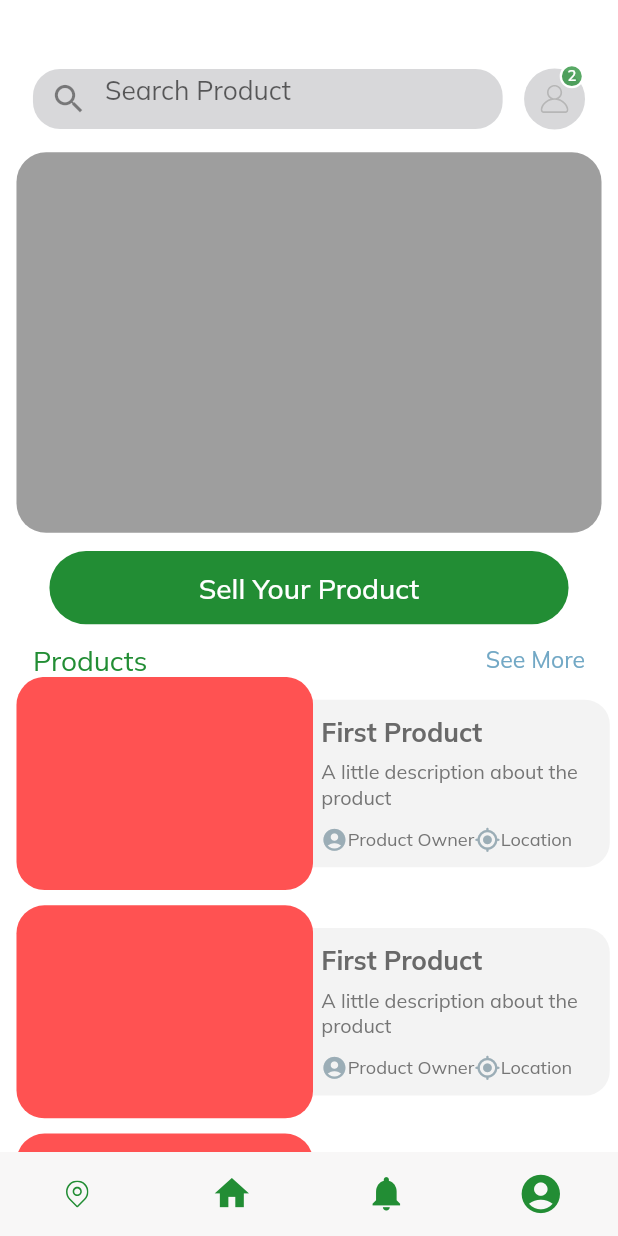
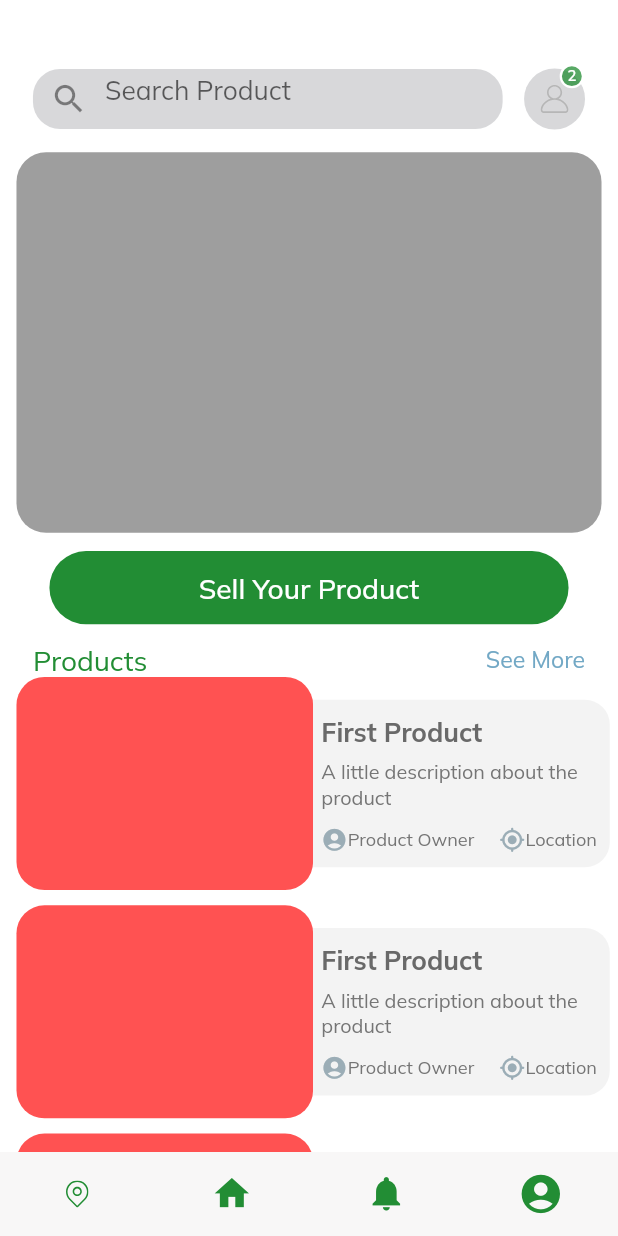
Before and after one commit to supa-modo/FlutterAppProject-4.0, a Flutter app: the HomeScreen screen opened by its route, on a phone screen of 412 x 824 dp. Run offline on Flutter 3.47's test engine with Material 2 defaults, Android fonts, the light colour scheme and no system bars; our stand-ins replace dots_indicator, firebase_auth, firebase_core, flutter_svg, image_picker; accounts and stored records are empty.

Commit message:
Solved the home screen errors and added a product details screen

```diff
--- a/teamp_app/lib/main.dart
+++ b/teamp_app/lib/main.dart
@@ -5,6 +5,7 @@ import 'package:teamp_app/constants.dart';
 import 'package:teamp_app/routes.dart';
 import 'package:teamp_app/screens/SignInScreen/signInScreen.dart';
 import 'package:teamp_app/screens/onBoardingScreen/onboardingScreen.dart';
+import 'package:teamp_app/screens/productDetailsScreen/productDetailsScreen.dart';
 import 'package:teamp_app/screens/profileScreen/profileScreen.dart';
 import 'package:teamp_app/theme.dart';
 
@@ -25,9 +26,9 @@ class MyApp extends StatelessWidget {
       title: 'Flutter Demo',
       theme: theme(),
       // home: OnboardingScreen(),
-      // home: SignInScreen(),
+      //home: ProductDetails(),
       initialRoute: OnboardingScreen.routeName,
-      // initialRoute: ProfileScreen.routeName,
+      //initialRoute: ProfileScreen.routeName,
       // initialRoute: SignInScreen.routeName,
       routes: routes,
     );
--- a/teamp_app/lib/routes.dart
+++ b/teamp_app/lib/routes.dart
@@ -4,6 +4,7 @@ import 'package:teamp_app/screens/SignInScreen/signInScreen.dart';
 import 'package:teamp_app/screens/forgotPasswordSreen/forgotPassword.dart';
 import 'package:teamp_app/screens/homeScreen/homeScreen.dart';
 import 'package:teamp_app/screens/onBoardingScreen/onboardingScreen.dart';
+import 'package:teamp_app/screens/productDetailsScreen/productDetailsScreen.dart';
 import 'package:teamp_app/screens/profileScreen/profileScreen.dart';
 import 'package:teamp_app/screens/signUpScreen2/signUp.dart';
 import 'package:teamp_app/screens/signUpscreen1/signUpscreen1.dart';
@@ -17,4 +18,5 @@ final Map<String, WidgetBuilder> routes = {
   HomeScreen.routeName: (context) => HomeScreen(),
   ProfileScreen.routeName: (context) => ProfileScreen(),
   ImageViewScreen.routeName: (context) => ImageViewScreen(),
+  ProductDetails.routeName: (context) => ProductDetails(),
 };
--- a/teamp_app/lib/screens/homeScreen/components/itemsView.dart
+++ b/teamp_app/lib/screens/homeScreen/components/itemsView.dart
@@ -48,9 +48,8 @@ class _ItemsViewState extends State<ItemsView> {
           pressed: () {},
         ),
         // SizedBox(height: getScreenHeight(1)),
-        Container(
-          height: getScreenHeight(700),
-          child: ListView.builder(
+          ListView.builder(
+            shrinkWrap: true,
               physics: NeverScrollableScrollPhysics(),
               itemCount: 10,
               itemBuilder: ((context, index) {
@@ -102,7 +101,7 @@ class _ItemsViewState extends State<ItemsView> {
                               children: [
                                 Icon(Icons.account_circle_rounded, color: Color.fromARGB(255, 155, 173, 182), size: getScreenWidth(16),),
                                 Text("Product Owner", style: TextStyle(fontSize: getScreenWidth(11))),
-
+                                SizedBox(width: getScreenWidth(15)),
                                 Icon(Icons.gps_fixed_rounded, color: Color.fromARGB(255, 155, 173, 182), size: getScreenWidth(16),),
                                 Text("Location", style: TextStyle(fontSize: getScreenWidth(11))),
                               ]
@@ -114,7 +113,6 @@ class _ItemsViewState extends State<ItemsView> {
                   ]),
                 );
               })),
-        ),
       ]),
     );
   }
--- a/teamp_app/lib/screens/homeScreen/homeScreen.dart
+++ b/teamp_app/lib/screens/homeScreen/homeScreen.dart
@@ -7,6 +7,7 @@ import 'package:teamp_app/screens/profileScreen/profileScreen.dart';
 import '../../components/counterIconButton.dart';
 import '../../constants.dart';
 import '../../sizeConfig.dart';
+import '../productDetailsScreen/productDetailsScreen.dart';
 
 class HomeScreen extends StatelessWidget {
   static String routeName = "/homeScreen";
@@ -65,7 +66,8 @@ class HomeScreen extends StatelessWidget {
                     size: getScreenWidth(25),
                   )),
               IconButton(
-                  onPressed: () {},
+                  onPressed: () {
+                  },
                   icon: Icon(
                     Icons.notifications,
                     color: appPrimaryColor,
```
Also changed, not shown: teamp_app/lib/components/productsIcon.dart (added, +30 -0 lines), teamp_app/lib/screens/productDetailsScreen/productDetailsScreen.dart (added, +39 -0 lines).
